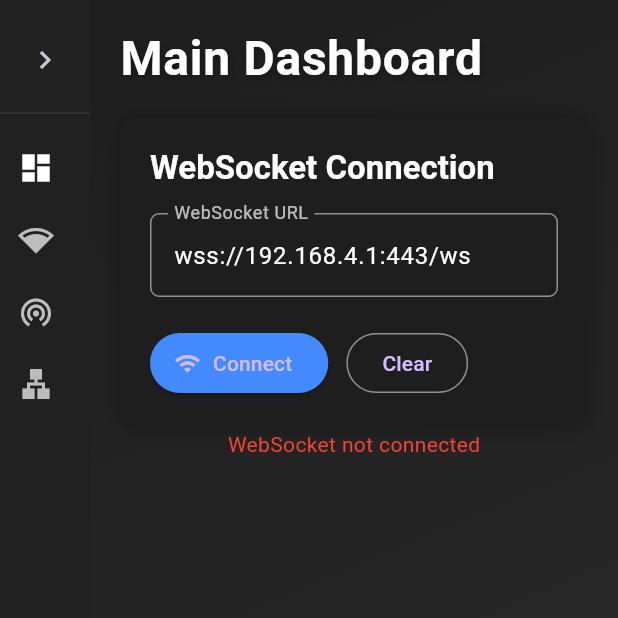
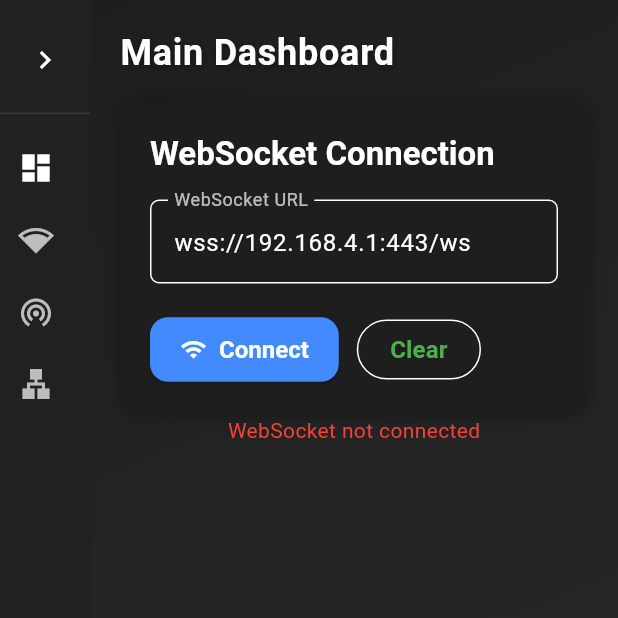
Before and after one commit to albert-gee/old_macdonald_dashboard, a Flutter app: the screen it shows after launch, after a tap on the "chevron left" icon, on a phone screen of 412 x 824 dp, the top half of it. Run offline on Flutter 3.47's test engine with Material 3 defaults, Android fonts, the phone set to English and light mode, and no system bars; our stand-ins replace bloc, equatable, flutter_bloc, get_it.

Commit message:
feat: implement dark theme
This commit introduces a dark theme for the application.

- Added `AppTheme` class to define the dark theme properties, including colors, text styles, app bar theme, input decoration theme, and elevated button theme.
- Defined `AppColors` for consistent color usage throughout the theme.
- Defined `AppTextStyles` for various text styles used in the application.
- Applied the `AppTheme.darkTheme` in `DashboardApp`.
- Refactored `DashboardApp` to use `GetIt.instance` more consistently for dependency injection.
- Reorganized BLoC provider registration in `DashboardApp` for better readability.

```diff
--- a/lib/dashboard_app.dart
+++ b/lib/dashboard_app.dart
@@ -2,10 +2,15 @@ import 'package:flutter/material.dart';
 import 'package:flutter_bloc/flutter_bloc.dart';
 import 'package:get_it/get_it.dart';
 
-import 'blocs/side_menu/side_menu_cubit.dart';
+import 'styles/app_theme.dart';
 import 'layout.dart';
 import 'websocket/websocket_client.dart';
 import 'websocket/websocket_message_parser.dart';
+
+// BLoCs
+import 'blocs/side_menu/side_menu_cubit.dart';
+import 'blocs/websocket_connection/websocket_connection_bloc.dart';
+import 'blocs/wifi_sta_connect/wifi_sta_connect_bloc.dart';
 
 import 'blocs/thread/thread_active_dataset/thread_active_dataset_bloc.dart';
 import 'blocs/thread/thread_address/thread_address_bloc.dart';
@@ -15,8 +20,6 @@ import 'blocs/thread/thread_interface_status/thread_interface_status_bloc.dart';
 import 'blocs/thread/thread_meshcop_service_status/thread_meshcop_service_status_bloc.dart';
 import 'blocs/thread/thread_role/thread_role_bloc.dart';
 import 'blocs/thread/thread_stack_status/thread_stack_status_bloc.dart';
-import 'blocs/websocket_connection/websocket_connection_bloc.dart';
-import 'blocs/wifi_sta_connect/wifi_sta_connect_bloc.dart';
 
 class DashboardApp extends StatelessWidget {
   final String title;
@@ -30,29 +33,26 @@ class DashboardApp extends StatelessWidget {
 
   @override
   Widget build(BuildContext context) {
+    final getIt = GetIt.instance;
+
     return MaterialApp(
       title: title,
       debugShowCheckedModeBanner: false,
-      theme: ThemeData.dark().copyWith(
-        scaffoldBackgroundColor: const Color(0xff121212),
-        textTheme: const TextTheme(
-          bodyLarge: TextStyle(color: Colors.white),
-          bodyMedium: TextStyle(color: Colors.white70),
-        ),
-      ),
+      theme: AppTheme.darkTheme,
       home: MultiBlocProvider(
         providers: [
-          // Side menu
+          // UI State
           BlocProvider(create: (_) => SideMenuCubit()),
 
-          // WebSocket connection
+          // WebSocket
           BlocProvider(
-              create: (_) => WebsocketConnectionBloc(
-                    messageParser: GetIt.instance<WebSocketMessageParser>(),
-                    websocket: GetIt.instance<WebSocketClient>(),
-                  )),
+            create: (_) => WebsocketConnectionBloc(
+              websocket: getIt<WebSocketClient>(),
+              messageParser: getIt<WebSocketMessageParser>(),
+            ),
+          ),
 
-          // Thread-related
+          // Thread indicators
           BlocProvider(create: (_) => ThreadActiveDatasetBloc()),
           BlocProvider(create: (_) => ThreadAddressBloc()),
           BlocProvider(create: (_) => ThreadAttachmentStatusBloc()),
@@ -62,11 +62,12 @@ class DashboardApp extends StatelessWidget {
           BlocProvider(create: (_) => ThreadRoleBloc()),
           BlocProvider(create: (_) => ThreadStackStatusBloc()),
 
-          // Wifi-related
+          // Wi-Fi actions
           BlocProvider(
-              create: (_) => WifiStaConnectBloc(
-                    websocket: GetIt.instance<WebSocketClient>(),
-                  )),
+            create: (_) => WifiStaConnectBloc(
+              websocket: getIt<WebSocketClient>(),
+            ),
+          ),
         ],
         child: Layout(
           title: title,
--- /dev/null
+++ b/lib/styles/app_colors.dart
@@ -0,0 +1,12 @@
+import 'package:flutter/material.dart';
+
+class AppColors {
+  static const Color background = Color(0xFF121212);
+  static const Color surface = Color(0xFF1E1E1E);
+  static const Color primary = Color(0xFF4CAF50); // green
+  static const Color accent = Color(0xFF00BCD4);  // cyan
+  static const Color error = Color(0xFFCF6679);
+
+  static const Color textPrimary = Colors.white;
+  static const Color textSecondary = Colors.white70;
+}
--- /dev/null
+++ b/lib/styles/app_text_styles.dart
@@ -0,0 +1,26 @@
+import 'package:flutter/material.dart';
+import 'app_colors.dart';
+
+class AppTextStyles {
+  static const TextStyle headlineLarge = TextStyle(
+    fontSize: 24,
+    fontWeight: FontWeight.bold,
+    color: AppColors.textPrimary,
+  );
+
+  static const TextStyle bodyLarge = TextStyle(
+    fontSize: 16,
+    color: AppColors.textPrimary,
+  );
+
+  static const TextStyle bodyMedium = TextStyle(
+    fontSize: 14,
+    color: AppColors.textSecondary,
+  );
+
+  static const TextStyle labelLarge = TextStyle(
+    fontSize: 16,
+    fontWeight: FontWeight.w600,
+    color: AppColors.textPrimary,
+  );
+}
--- /dev/null
+++ b/lib/styles/app_theme.dart
@@ -0,0 +1,47 @@
+import 'package:flutter/material.dart';
+import 'app_colors.dart';
+import 'app_text_styles.dart';
+
+class AppTheme {
+  static ThemeData darkTheme = ThemeData.dark().copyWith(
+    scaffoldBackgroundColor: AppColors.background,
+    primaryColor: AppColors.primary,
+    colorScheme: const ColorScheme.dark().copyWith(
+      primary: AppColors.primary,
+      secondary: AppColors.accent,
+      error: AppColors.error,
+    ),
+    textTheme: TextTheme(
+      headlineLarge: AppTextStyles.headlineLarge,
+      bodyLarge: AppTextStyles.bodyLarge,
+      bodyMedium: AppTextStyles.bodyMedium,
+      labelLarge: AppTextStyles.labelLarge,
+    ),
+    appBarTheme: const AppBarTheme(
+      backgroundColor: AppColors.surface,
+      elevation: 0,
+      titleTextStyle: AppTextStyles.headlineLarge,
+      iconTheme: IconThemeData(color: Colors.white),
+    ),
+    inputDecorationTheme: InputDecorationTheme(
+      filled: true,
+      fillColor: AppColors.surface,
+      border: OutlineInputBorder(
+        borderRadius: BorderRadius.circular(8.0),
+        borderSide: BorderSide.none,
+      ),
+      hintStyle: AppTextStyles.bodyMedium,
+    ),
+    elevatedButtonTheme: ElevatedButtonThemeData(
+      style: ElevatedButton.styleFrom(
+        backgroundColor: AppColors.primary,
+        foregroundColor: Colors.white,
+        shape: RoundedRectangleBorder(
+          borderRadius: BorderRadius.circular(12),
+        ),
+        padding: const EdgeInsets.symmetric(horizontal: 20, vertical: 12),
+        textStyle: AppTextStyles.labelLarge,
+      ),
+    ),
+  );
+}
```
